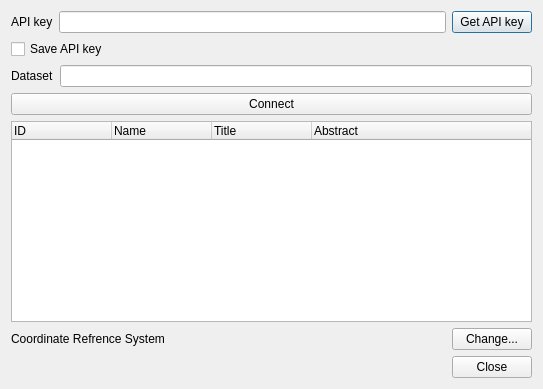
Qt form addlayersdialogbase.ui (nextgis/qgis_scanex_express) before a commit.
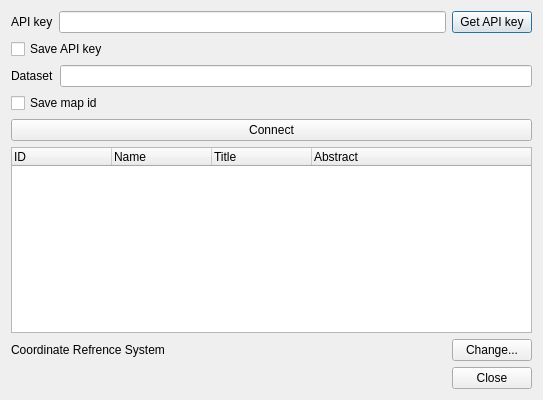
The same form after that commit.

Commit message: option to save mapset

```diff
--- a/addlayersdialogbase.ui
+++ b/addlayersdialogbase.ui
@@ -7,7 +7,7 @@
     <x>0</x>
     <y>0</y>
     <width>543</width>
-    <height>389</height>
+    <height>400</height>
    </rect>
   </property>
   <property name="windowTitle">
@@ -60,6 +60,13 @@
      </item>
     </layout>
    </item>
+   <item>
+    <widget class="QCheckBox" name="chkSaveMap">
+     <property name="text">
+      <string>Save map id</string>
+     </property>
+    </widget>
+   </item>
    <item>
     <widget class="QPushButton" name="btnConnect">
      <property name="text">
```
The commit also changes 1 other file.
